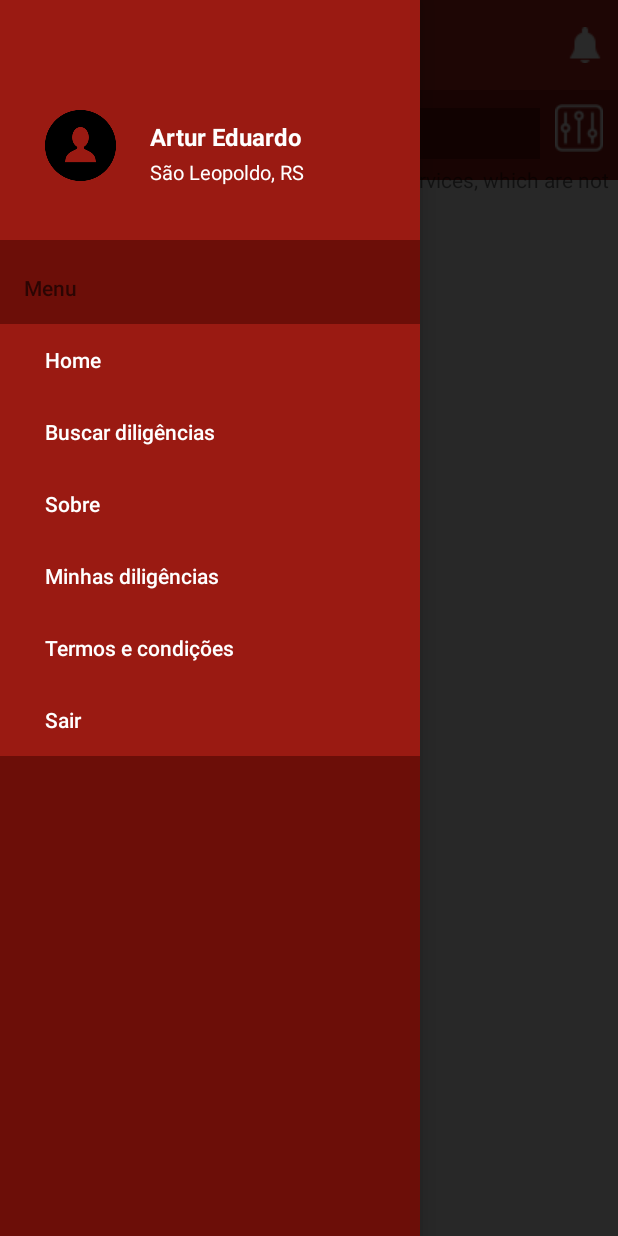
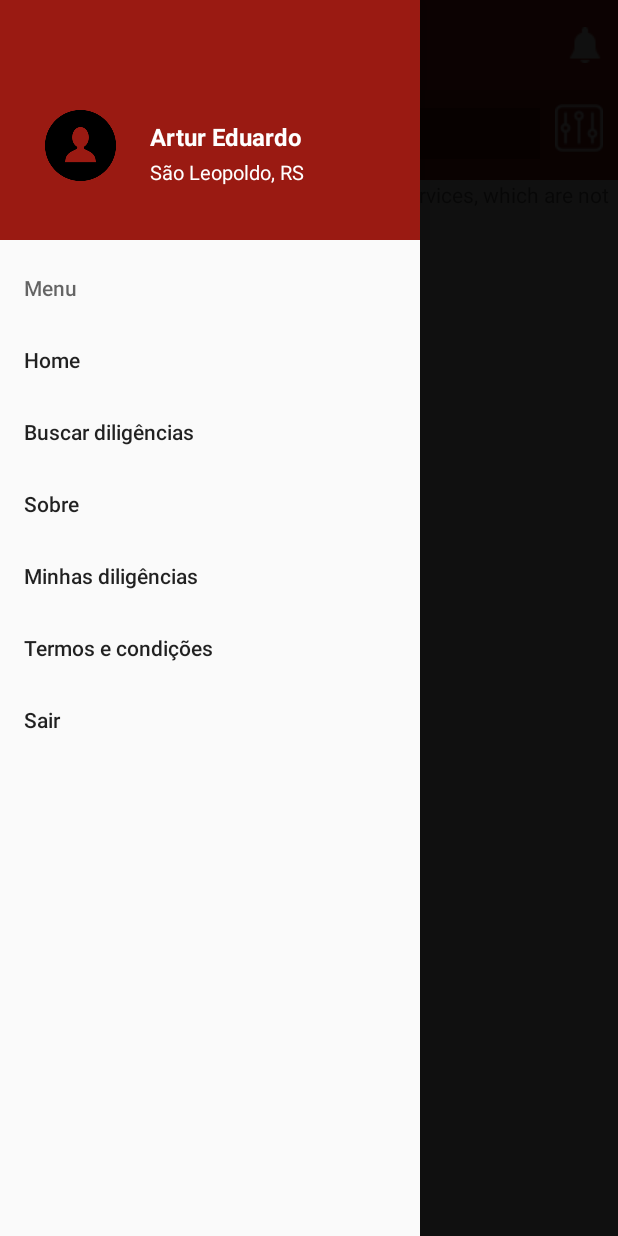
Before and after one commit to artureduard0/ADiligenciaApp, an Android app: the MapsActivity screen opened directly, with no data from a screen before it, with the side drawer open, on a phone screen of 412 x 824 dp. Run offline under Robolectric (Android 15) with nearby library versions, the phone set to English and light mode, and no system bars.

```diff
--- a/app/src/main/AndroidManifest.xml
+++ b/app/src/main/AndroidManifest.xml
@@ -34,12 +34,11 @@
 
         <activity
             android:name=".MapsActivity"
-            android:label="@string/title_activity_maps"></activity>
+            android:label="@string/title_activity_maps2"></activity>
         <activity android:name=".esqueceu_a_senha" />
         <activity android:name=".cadastro" />
         <activity android:name=".welcome" />
         <activity android:name=".menu" />
-        <activity android:name=".home" />
         <activity android:name=".login" />
         <activity android:name=".MainActivity">
             <intent-filter>
--- a/app/src/main/java/com/app/adiligencia/login.java
+++ b/app/src/main/java/com/app/adiligencia/login.java
@@ -53,7 +53,7 @@ public class login extends AppCompatActivity {
 
                 if (strEmail.equals(resEmail) && strSenha.equals(resSenha)) {
                     Toast.makeText(getApplicationContext(), "Seja bem-vindo.", Toast.LENGTH_LONG).show();
-                    Intent intent = new Intent(this, home.class);
+                    Intent intent = new Intent(this, MapsActivity.class);
                     startActivity(intent);
                 } else {
                     erro = true;
--- a/app/src/main/res/layout/activity_home.xml
+++ /dev/null
@@ -1,52 +0,0 @@
-<?xml version="1.0" encoding="utf-8"?>
-<androidx.drawerlayout.widget.DrawerLayout xmlns:android="http://schemas.android.com/apk/res/android"
-    xmlns:app="http://schemas.android.com/apk/res-auto"
-    xmlns:tools="http://schemas.android.com/tools"
-    android:id="@+id/drawer_layout"
-    android:layout_width="match_parent"
-    android:layout_height="match_parent"
-    android:fitsSystemWindows="true"
-    tools:context=".home">
-    <!--tools:openDrawer="left"-->
-
-
-    <LinearLayout
-        android:layout_width="match_parent"
-        android:layout_height="match_parent"
-        android:orientation="vertical">
-
-        <include layout="@layout/header" />
-
-        <FrameLayout
-            android:id="@+id/nav_host_fragment"
-            android:layout_width="match_parent"
-            android:layout_height="match_parent" />
-    </LinearLayout>
-
-    <LinearLayout
-        android:layout_width="match_parent"
-        android:layout_height="match_parent">
-        <fragment xmlns:android="http://schemas.android.com/apk/res/android"
-            xmlns:tools="http://schemas.android.com/tools"
-            android:id="@+id/map"
-            android:name="com.google.android.gms.maps.SupportMapFragment"
-            android:layout_width="match_parent"
-            android:layout_height="match_parent"
-            android:layout_marginTop="110dp"
-            tools:context=".MapsActivity" />
-    </LinearLayout>
-
-
-    <com.google.android.material.navigation.NavigationView
-        android:id="@+id/navigation"
-        android:layout_width="wrap_content"
-        android:layout_height="match_parent"
-        android:layout_gravity="start"
-        android:background="@color/secondaryColor"
-        app:headerLayout="@layout/nav_header_main"
-        app:itemBackground="@color/colorPrimary"
-        app:itemHorizontalPadding="30dp"
-        app:itemTextColor="@color/white"
-        app:menu="@menu/activity_menu_drawer" />
-
-</androidx.drawerlayout.widget.DrawerLayout>
--- a/app/src/main/res/layout/activity_maps.xml
+++ b/app/src/main/res/layout/activity_maps.xml
@@ -1,9 +1,38 @@
 <?xml version="1.0" encoding="utf-8"?>
-<fragment xmlns:android="http://schemas.android.com/apk/res/android"
-    xmlns:map="http://schemas.android.com/apk/res-auto"
+<androidx.drawerlayout.widget.DrawerLayout xmlns:android="http://schemas.android.com/apk/res/android"
+    xmlns:app="http://schemas.android.com/apk/res-auto"
     xmlns:tools="http://schemas.android.com/tools"
-    android:id="@+id/map"
-    android:name="com.google.android.gms.maps.SupportMapFragment"
     android:layout_width="match_parent"
     android:layout_height="match_parent"
-    tools:context=".MapsActivity" />
+    app:layout_behavior="@string/appbar_scrolling_view_behavior"
+    tools:context=".MapsActivity"
+    tools:showIn="@layout/activity_maps"
+    android:id="@+id/drawer_layout"
+    >
+
+    <include layout="@layout/header" />
+
+    <FrameLayout
+        android:layout_width="match_parent"
+        android:layout_height="match_parent"
+        android:id="@+id/nav_host_fragment" />
+
+    <fragment xmlns:android="http://schemas.android.com/apk/res/android"
+        xmlns:map="http://schemas.android.com/apk/res-auto"
+        xmlns:tools="http://schemas.android.com/tools"
+        android:id="@+id/map"
+        android:name="com.google.android.gms.maps.SupportMapFragment"
+        android:layout_width="match_parent"
+        android:layout_height="600dp"
+        android:layout_marginTop="120dp">
+    </fragment>
+
+    <com.google.android.material.navigation.NavigationView
+        android:id="@+id/navigation"
+        android:layout_width="wrap_content"
+        android:layout_height="match_parent"
+        android:layout_gravity="start|left"
+        app:headerLayout="@layout/nav_header_main"
+        app:menu="@menu/activity_menu_drawer" />
+
+</androidx.drawerlayout.widget.DrawerLayout>
--- a/app/src/main/res/layout/header.xml
+++ b/app/src/main/res/layout/header.xml
@@ -16,16 +16,6 @@
         app:titleTextColor="@android:color/white"
         tools:layout_editor_absoluteX="45dp"
         tools:layout_editor_absoluteY="1dp">
-
-        <ImageButton
-            android:id="@+id/menu"
-            android:layout_width="wrap_content"
-            android:layout_height="wrap_content"
-            android:background="#bf271f"
-            app:srcCompat="@drawable/menu32"
-            tools:layout_editor_absoluteX="46dp"
-            tools:layout_editor_absoluteY="220dp"
-            android:onClick="abrirMenu"/>
 
         <TextView
             android:id="@+id/textView2"
--- a/app/src/main/res/menu/activity_menu_drawer.xml
+++ b/app/src/main/res/menu/activity_menu_drawer.xml
@@ -22,7 +22,7 @@
                 android:title="@string/termos_e_condi_es" />
             <item
                 android:id="@+id/nav_sair"
-                android:title="@string/sair" />
+                android:title="@string/sair"/>
         </menu>
     </item>
 
--- a/app/src/main/res/menu/menu.xml
+++ b/app/src/main/res/menu/menu.xml
@@ -27,6 +27,6 @@
         <item
             android:id="@+id/nav_exit"
             android:icon="@drawable/ic_exit"
-            android:title="@string/sair" />
+            android:title="@string/sair"/>
     </group>
 </menu>
--- a/app/src/main/res/values/strings.xml
+++ b/app/src/main/res/values/strings.xml
@@ -63,4 +63,5 @@
     <string name="cidade">São Leopoldo, RS</string>
     <string name="recuperar_senha">Recuperar senha</string>
     <string name="title_activity_maps">Map</string>
+    <string name="title_activity_maps2">Map</string>
 </resources>
```
Also changed, not shown: app/src/main/java/com/app/adiligencia/BancoController.java (+23 -1 lines), app/src/main/java/com/app/adiligencia/CriarBanco.java (+8 -2 lines), app/src/main/java/com/app/adiligencia/MapsActivity.java (+38 -16 lines), app/src/main/java/com/app/adiligencia/home.java (deleted, +0 -33 lines), app/src/main/java/com/app/adiligencia/welcome.java (+8 -2 lines), app/src/main/res/drawable-v24/pin.png (added).
